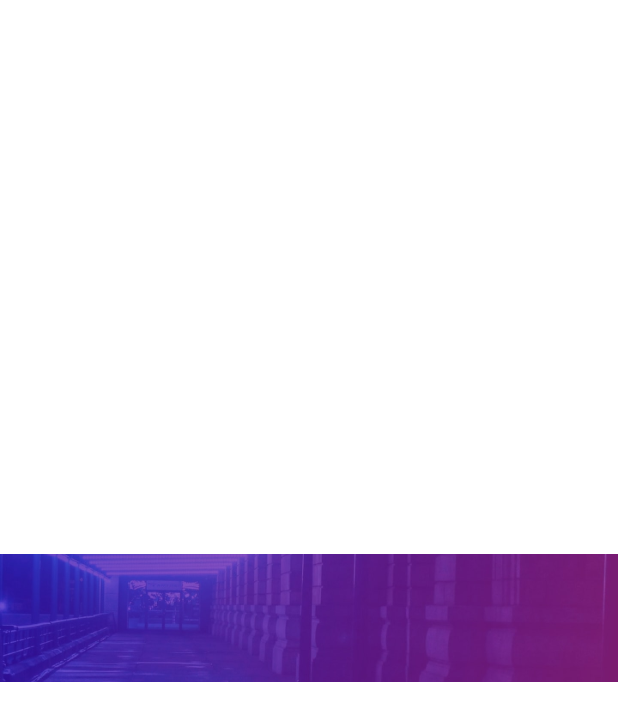
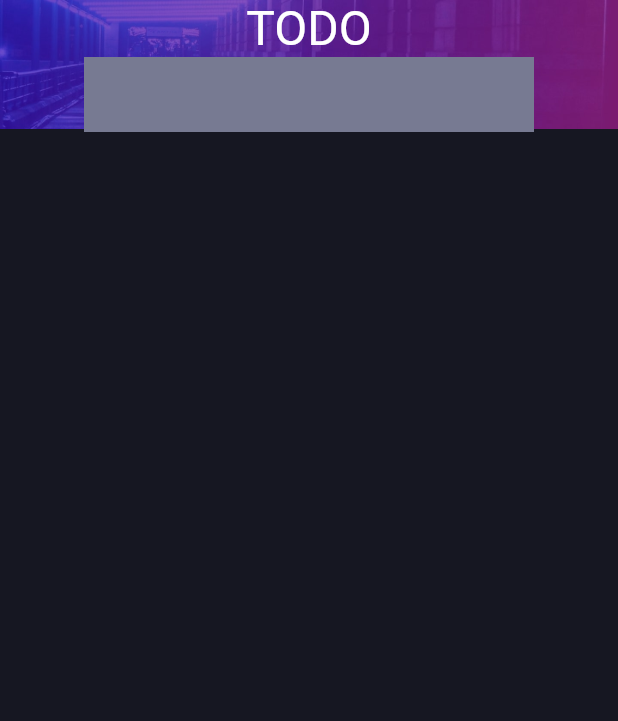
Before and after one commit to PatrizioG/mentor_flutter_todo_app, a Flutter app: the screen it shows after launch, on a phone screen of 412 x 824 dp. Shown: the top 721 px of the screen. Run offline on Flutter 3.47's test engine with Material 2 defaults, Android fonts, the light colour scheme and no system bars.

Commit message:
Added stacked background and a column

```diff
--- a/lib/main.dart
+++ b/lib/main.dart
@@ -10,7 +10,46 @@ class TodoApp extends StatelessWidget {
   // This widget is the root of your application.
   @override
   Widget build(BuildContext context) {
-    return FittedBox(
-        fit: BoxFit.fitWidth, child: Image.asset("images/bg-desktop-dark.jpg"));
+    return Directionality(
+      textDirection: TextDirection.ltr,
+      child: Container(
+        decoration: BoxDecoration(
+            color: const HSLColor.fromAHSL(1, 235, 0.21, 0.11).toColor()),
+        child: Stack(
+          children: [
+            Align(
+              alignment: Alignment.topCenter,
+              child: Image.asset("images/bg-desktop-dark.jpg"),
+            ),
+            Column(
+              children: [
+                const Center(
+                  child: Text(
+                    "TODO",
+                    style: TextStyle(fontSize: 32, color: Colors.white),
+                  ),
+                ),
+                Container(
+                    width: 300,
+                    height: 50,
+                    color:
+                        const HSLColor.fromAHSL(1, 234, 0.11, 0.52).toColor())
+              ],
+            )
+          ],
+        ),
+      ),
+    );
   }
 }
+
+
+// check background
+// BoxDecoration(
+//                       gradient: LinearGradient(
+//                           begin: Alignment.centerLeft,
+//                           end: Alignment.centerRight,
+//                           colors: [
+//                         const HSLColor.fromAHSL(1, 192, 1, 0.67).toColor(),
+//                         const HSLColor.fromAHSL(1, 280, 0.87, 0.65).toColor()
+//                       ])),
```
